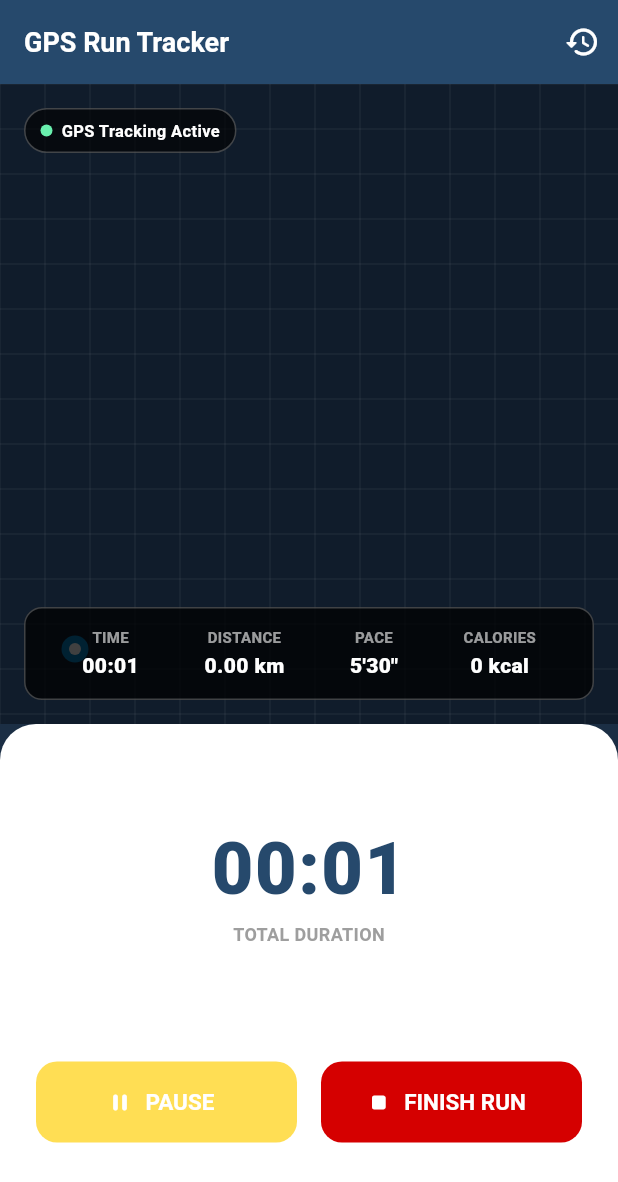
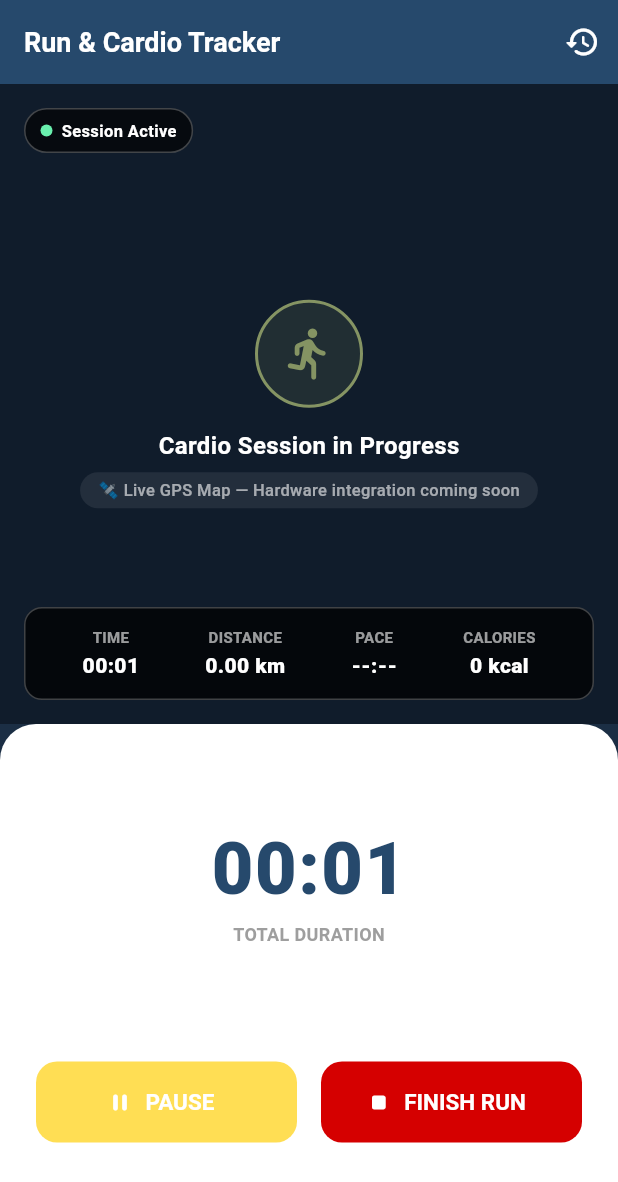
Before and after one commit to mohhdmufeed/Kinetic_Fusion_Fitness_app, a Flutter app: the RunTrackerScreen screen opened by its route, after a tap on "START RUN", on a phone screen of 412 x 824 dp. Shown: the top 1182 px of the screen. Run offline on Flutter 3.47's test engine with Material 3 defaults, Android fonts, the phone set to English and light mode, and no system bars; our stand-ins replace connectivity_plus, dio, drift, drift_flutter, fl_chart, flutter_riverpod and 2 more; accounts and stored records are empty; generated files the repository leaves out were written again; network calls fail; project files that could hold a hidden picture were left out.

Commit message:
fix(product): disable unwired PIN/biometric claims and remove simulated GPS routes

```diff
--- a/getfit_flutter/lib/core/services/gps_run_service.dart
+++ b/getfit_flutter/lib/core/services/gps_run_service.dart
@@ -174,53 +174,16 @@ class GpsRunService {
 
   void _tick(double userWeightKg) {
     final newDuration = _session.durationSeconds + 1;
+    final newDistance = _session.distanceMeters;
 
-    // If no real GPS hardware active (e.g. simulator), simulate steady running movement ~2.6 m/s (~9.3 km/h)
-    double newDistance = _session.distanceMeters;
-    List<GpsPoint> updatedRoute = List<GpsPoint>.from(_session.route);
-
-    if (_session.route.isEmpty) {
-      // Start near a default coordinate
-      const baseLat = 37.7749;
-      const baseLng = -122.4194;
-      final p = GpsPoint(
-        latitude: baseLat,
-        longitude: baseLng,
-        timestamp: DateTime.now(),
-        speed: 2.6,
-      );
-      updatedRoute.add(p);
-    } else {
-      // Simulate realistic step forward in route
-      final last = updatedRoute.last;
-      final deltaLat = 0.000025 * sin(newDuration * 0.1);
-      final deltaLng = 0.000030 * cos(newDuration * 0.1);
-      final nextLat = last.latitude + deltaLat;
-      final nextLng = last.longitude + deltaLng;
-
-      final deltaMeters = _calculateDistanceMeters(last.latitude, last.longitude, nextLat, nextLng);
-      newDistance += deltaMeters > 0 ? deltaMeters : 2.5;
-
-      if (newDuration % 3 == 0) {
-        updatedRoute.add(GpsPoint(
-          latitude: nextLat,
-          longitude: nextLng,
-          timestamp: DateTime.now(),
-          speed: 2.6,
-        ));
-      }
-    }
-
-    final avgPace = newDistance > 10 ? (newDuration / 60.0) / (newDistance / 1000.0) : 5.5;
+    final avgPace = newDistance > 10 ? (newDuration / 60.0) / (newDistance / 1000.0) : 0.0;
     final calories = (newDistance / 1000.0) * userWeightKg * 1.036;
 
     _session = _session.copyWith(
       durationSeconds: newDuration,
       distanceMeters: newDistance,
-      currentPaceMinPerKm: 5.5,
       avgPaceMinPerKm: avgPace,
       caloriesBurned: calories,
-      route: updatedRoute,
     );
     _sessionController.add(_session);
   }
--- a/getfit_flutter/lib/features/account/screens/account_screen.dart
+++ b/getfit_flutter/lib/features/account/screens/account_screen.dart
@@ -350,7 +350,7 @@ class _AccountScreenState extends ConsumerState<AccountScreen> {
                         Row(
                           mainAxisAlignment: MainAxisAlignment.spaceBetween,
                           children: [
-                            const Text('Biometric Health Profile', style: TextStyle(color: Colors.white, fontSize: 15, fontWeight: FontWeight.bold)),
+                            const Text('Personal Health Profile', style: TextStyle(color: Colors.white, fontSize: 15, fontWeight: FontWeight.bold)),
                             IconButton(
                               icon: const Icon(Icons.edit_outlined, color: AppColors.primary, size: 20),
                               onPressed: _openEditPersonalInfo,
--- a/getfit_flutter/lib/features/ai_assistant/ai_assistant_sheet.dart
+++ b/getfit_flutter/lib/features/ai_assistant/ai_assistant_sheet.dart
@@ -216,7 +216,7 @@ class _AIAssistantSheetState extends State<AIAssistantSheet> {
                       ),
                       const SizedBox(height: 2),
                       const Text(
-                        'On-device biometric & sports intelligence',
+                        'On-device athletic & training intelligence',
                         style: TextStyle(color: Color(0xFF8E9094), fontSize: 11),
                       ),
                     ],
--- a/getfit_flutter/lib/features/categories/screens/categories_hub_screen.dart
+++ b/getfit_flutter/lib/features/categories/screens/categories_hub_screen.dart
@@ -45,7 +45,7 @@ class CategoriesHubScreen extends StatelessWidget {
     ),
     CategoryTileItem(
       title: 'Running',
-      subtitle: 'GPS routes & pace',
+      subtitle: 'Distance & pace tracking',
       icon: '🏃',
       color: Color(0xFF0284C7),
       route: '/categories/report/running',
--- a/getfit_flutter/lib/features/dashboard/dashboard_screen.dart
+++ b/getfit_flutter/lib/features/dashboard/dashboard_screen.dart
@@ -332,8 +332,8 @@ class _DashboardScreenState extends ConsumerState<DashboardScreen> {
                       padding: const EdgeInsets.symmetric(vertical: 14),
                       shape: RoundedRectangleBorder(borderRadius: BorderRadius.circular(14)),
                     ),
-                    icon: const Icon(Icons.gps_fixed_rounded),
-                    label: const Text('Start Live GPS Walk / Run', style: TextStyle(fontWeight: FontWeight.w800, fontSize: 14)),
+                    icon: const Icon(Icons.directions_run_rounded),
+                    label: const Text('Start Live Cardio Session (Walk / Run)', style: TextStyle(fontWeight: FontWeight.w800, fontSize: 14)),
                   ),
                 ),
               ],
--- a/getfit_flutter/lib/features/dashboard/widgets/awards_summary_card.dart
+++ b/getfit_flutter/lib/features/dashboard/widgets/awards_summary_card.dart
@@ -26,7 +26,7 @@ class _AwardsSummaryCardState extends State<AwardsSummaryCard> {
   final List<TrophyItem> _trophies = const [
     TrophyItem(title: 'First Step', description: 'Log your very first workout in Kinetic Fusion', icon: '🥇', isEarned: true),
     TrophyItem(title: 'Move Master', description: 'Hit your daily active move goal', icon: '🔥', isEarned: true),
-    TrophyItem(title: 'Century Runner', description: 'Complete a 5+ km GPS run', icon: '🏃', isEarned: true),
+    TrophyItem(title: 'Century Runner', description: 'Complete a 5+ km cardio run', icon: '🏃', isEarned: true),
     TrophyItem(title: 'Nutrition Tracker', description: 'Log 3 meals in food diary', icon: '🥗', isEarned: true),
     TrophyItem(title: 'Consistency King', description: 'Work out 4 days in a single week', icon: '👑', isEarned: false),
     TrophyItem(title: 'Iron Lifter', description: 'Log over 1,000 kg total volume in a session', icon: '🏋️', isEarned: false),
--- a/getfit_flutter/lib/features/live_session/widgets/session_summary_dialog.dart
+++ b/getfit_flutter/lib/features/live_session/widgets/session_summary_dialog.dart
@@ -220,7 +220,7 @@ class _SessionSummaryDialogState extends ConsumerState<SessionSummaryDialog> {
 
                 // Route Map Preview Canvas
                 if (widget.routePoints.isNotEmpty) ...[
-                  const Text('GPS Route Map', style: TextStyle(fontWeight: FontWeight.bold, fontSize: 14)),
+                  const Text('Route Map', style: TextStyle(fontWeight: FontWeight.bold, fontSize: 14)),
                   const SizedBox(height: 8),
                   Container(
                     height: 160,
--- a/getfit_flutter/lib/features/runs/screens/run_tracker_screen.dart
+++ b/getfit_flutter/lib/features/runs/screens/run_tracker_screen.dart
@@ -51,7 +51,7 @@ class _RunTrackerScreenState extends ConsumerState<RunTrackerScreen> {
 
   Future<void> _finishRun(ActiveRunSession session) async {
     final service = ref.read(gpsRunServiceProvider);
-    await service.stopAndSaveRun(notes: 'Completed GPS Run');
+    await service.stopAndSaveRun(notes: 'Completed Cardio Run');
 
     if (!mounted) return;
     showDialog(
@@ -114,7 +114,7 @@ class _RunTrackerScreenState extends ConsumerState<RunTrackerScreen> {
         return Scaffold(
           backgroundColor: const Color(0xFF1b2e44),
           appBar: AppBar(
-            title: const Text('GPS Run Tracker'),
+            title: const Text('Run & Cardio Tracker'),
             backgroundColor: navyColor,
             foregroundColor: Colors.white,
             elevation: 0,
@@ -122,13 +122,13 @@ class _RunTrackerScreenState extends ConsumerState<RunTrackerScreen> {
               IconButton(
                 icon: const Icon(Icons.history_rounded),
                 onPressed: () => context.push('/runs'),
-                tooltip: 'Run History',
+                tooltip: 'Session History',
               ),
             ],
           ),
           body: Column(
             children: [
-              // Top Map Route Canvas
+              // Top Session Visual Canvas
               Expanded(
                 flex: 5,
                 child: Container(
@@ -136,16 +136,67 @@ class _RunTrackerScreenState extends ConsumerState<RunTrackerScreen> {
                   color: const Color(0xFF101c2b),
                   child: Stack(
                     children: [
-                      // Polyline Map Route Painter
+                      // Active Cardio Telemetry Display
+                      if (session.route.isNotEmpty)
                         CustomPaint(
                           size: Size.infinite,
                           painter: RoutePolylinePainter(
                             route: session.route,
                             isRunning: isRunning,
                           ),
+                        )
+                      else
+                        Center(
+                          child: Column(
+                            mainAxisSize: MainAxisSize.min,
+                            children: [
+                              Container(
+                                width: 72,
+                                height: 72,
+                                decoration: BoxDecoration(
+                                  shape: BoxShape.circle,
+                                  color: (isRunning ? AppColors.primary : Colors.white12).withOpacity(0.15),
+                                  border: Border.all(
+                                    color: isRunning ? AppColors.primary : Colors.white24,
+                                    width: 2,
+                                  ),
+                                ),
+                                child: Icon(
+                                  Icons.directions_run_rounded,
+                                  size: 38,
+                                  color: isRunning ? AppColors.primary : Colors.white60,
+                                ),
+                              ),
+                              const SizedBox(height: 14),
+                              Text(
+                                isRunning ? 'Cardio Session in Progress' : 'Ready to Start Session',
+                                style: const TextStyle(
+                                  color: Colors.white,
+                                  fontSize: 16,
+                                  fontWeight: FontWeight.bold,
+                                ),
+                              ),
+                              const SizedBox(height: 6),
+                              Container(
+                                padding: const EdgeInsets.symmetric(horizontal: 12, vertical: 4),
+                                decoration: BoxDecoration(
+                                  color: Colors.white.withOpacity(0.08),
+                                  borderRadius: BorderRadius.circular(12),
+                                ),
+                                child: const Text(
+                                  '🛰️ Live GPS Map — Hardware integration coming soon',
+                                  style: TextStyle(
+                                    color: Colors.white60,
+                                    fontSize: 11,
+                                    fontWeight: FontWeight.w500,
+                                  ),
+                                ),
+                              ),
+                            ],
+                          ),
                         ),
 
-                      // GPS Status Badge
+                      // Session Status Badge
                       Positioned(
                         top: 16,
                         left: 16,
@@ -163,15 +214,15 @@ class _RunTrackerScreenState extends ConsumerState<RunTrackerScreen> {
                                 width: 8,
                                 height: 8,
                                 decoration: BoxDecoration(
-                                  color: isRunning ? Colors.greenAccent : Colors.amberAccent,
+                                  color: isRunning ? Colors.greenAccent : (isPaused ? Colors.amberAccent : Colors.grey),
                                   shape: BoxShape.circle,
                                 ),
                               ),
                               const SizedBox(width: 6),
                               Text(
                                 isRunning
-                                    ? 'GPS Tracking Active'
-                                    : (isPaused ? 'GPS Paused' : 'Ready to Start'),
+                                    ? 'Session Active'
+                                    : (isPaused ? 'Session Paused' : 'Ready to Start'),
                                 style: const TextStyle(
                                   color: Colors.white,
                                   fontSize: 11,
--- a/getfit_flutter/lib/features/you/screens/you_screen.dart
+++ b/getfit_flutter/lib/features/you/screens/you_screen.dart
@@ -714,7 +714,7 @@ class _YouScreenState extends ConsumerState<YouScreen> {
                         onTap: () {
                           ScaffoldMessenger.of(context).showSnackBar(
                             const SnackBar(
-                              content: Text('Privacy Policy: All biometric records remain 100% on-device.'),
+                              content: Text('Privacy Policy: All personal fitness records remain 100% on-device.'),
                               duration: Duration(seconds: 2),
                             ),
                           );
--- a/getfit_flutter/pubspec.yaml
+++ b/getfit_flutter/pubspec.yaml
@@ -51,12 +51,6 @@ dependencies:
   # Icons
   cupertino_icons: ^1.0.6
 
-  # App lock — biometric / face auth
-  local_auth: ^2.3.0
-
-  # Cryptography — SHA-256 for PIN hashing
-  crypto: ^3.0.3
-
 dev_dependencies:
   flutter_test:
     sdk: flutter
```
Also changed, not shown: getfit_flutter/lib/features/live_session/screens/live_workout_screen.dart (+9 -14 lines), getfit_flutter/lib/features/runs/screens/run_history_screen.dart (+24 -5 lines), getfit_flutter/pubspec.lock. Lines whose indentation alone changed are shown as unchanged.
